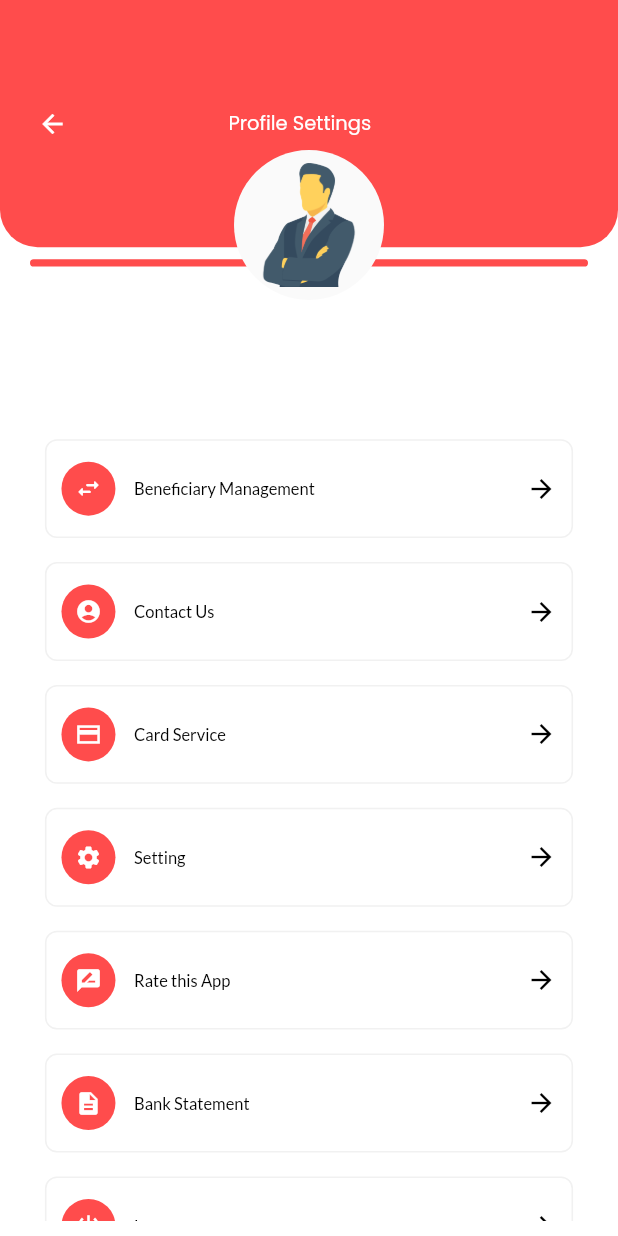
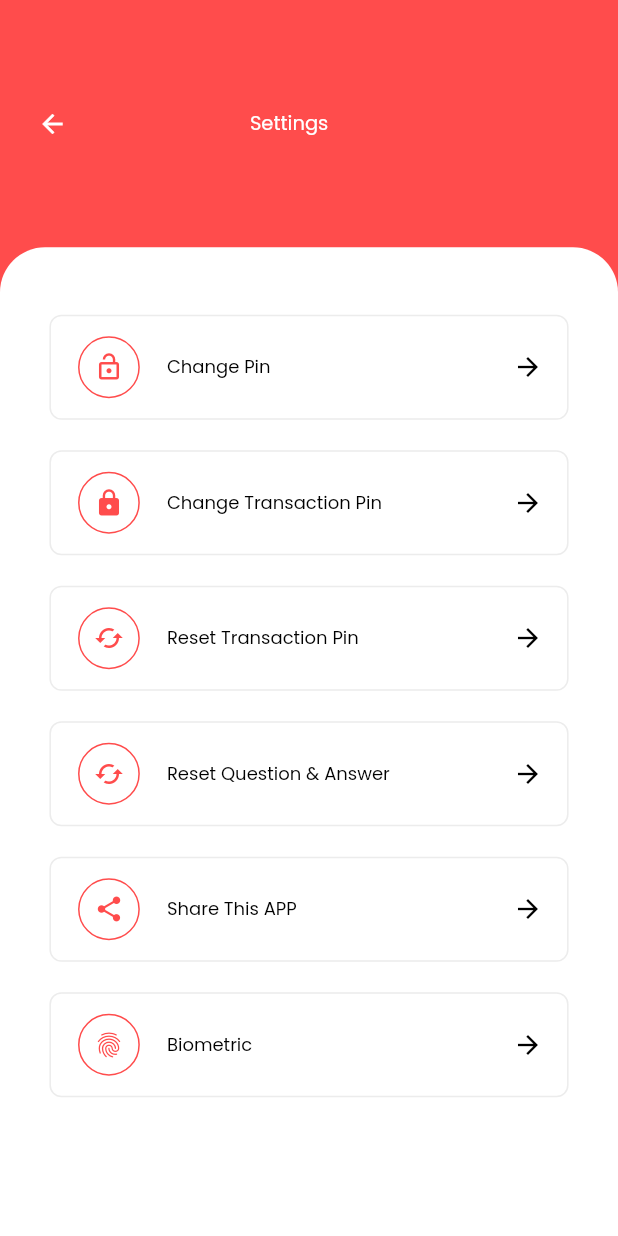
Before and after one commit to Egbele-kelvin/quickfund, a Flutter app: the More screen opened by its route, after a tap on "Setting", on a phone screen of 412 x 824 dp. Run offline on Flutter 3.47's test engine with Material 2 defaults, Android fonts, the phone set to English and light mode, and no system bars; our stand-ins replace flutter_slidable, flutter_spinkit, flutter_svg, font_awesome_flutter, google_fonts, image_picker and 8 more; missing offline and left inert: fdottedline, money2; accounts and stored records are empty; statements that could not run were skipped; project files that could hold a hidden picture were left out.

```diff
--- a/lib/route.dart
+++ b/lib/route.dart
@@ -20,6 +20,7 @@ import 'package:quickfund/ui/onboarding/get_started.dart';
 import 'package:quickfund/ui/onboarding/onboarding_ui.dart';
 import 'package:quickfund/ui/onboarding/splashscreen.dart';
 import 'package:quickfund/ui/quickHelp/help_ui.dart';
+import 'package:quickfund/ui/settings/settingsMain.dart';
 import 'package:quickfund/ui/signin/sign_in_main.dart';
 import 'package:quickfund/ui/signup/account_opening/account_opening_ui.dart';
 import 'package:quickfund/ui/signup/account_opening/account_ui.dart';
@@ -129,6 +130,8 @@ class RouteGenerator {
         return _pageRoute(settings: settings, widget: ForgotPasswordUI());
       case AppRouteName.BankStatement:
         return _pageRoute(settings: settings, widget: BankStatement());
+      case AppRouteName.SettingsMainUI:
+        return _pageRoute(settings: settings, widget: SettingsMainUI());
 
       default:
         return _errorRoute(
--- a/lib/ui/dashboard/more/more.dart
+++ b/lib/ui/dashboard/more/more.dart
@@ -198,6 +198,7 @@ class _MoreState extends State<More> {
                     AccountSettingCardMenu(
                       size: size,
                       onTap: () {
+                        Navigator.pushNamed(context, AppRouteName.SettingsMainUI);
                         print('click');
                       },
                       iconData: Icons.settings,
--- /dev/null
+++ b/lib/ui/settings/settingsMain.dart
@@ -0,0 +1,142 @@
+import 'package:flutter/material.dart';
+import 'package:quickfund/util/app/app_route_name.dart';
+import 'package:quickfund/util/constants.dart';
+import 'package:quickfund/util/size_config.dart';
+import 'package:quickfund/widget/custom_gethelp_item_ui.dart';
+import 'package:quickfund/widget/custom_sign_up_appbar.dart';
+import 'package:share/share.dart';
+
+class SettingsMainUI extends StatefulWidget {
+  const SettingsMainUI({Key key}) : super(key: key);
+
+  @override
+  _SettingsMainUIState createState() => _SettingsMainUIState();
+}
+
+class _SettingsMainUIState extends State<SettingsMainUI> {
+  final String _content =
+      'Lorem ipsum dolor sit amet, consectetur adipiscing elit. Vestibulum diam ipsum, lobortis quis ultricies non, lacinia at justo.';
+
+  void _shareContent() {
+    Share.share(_content);
+  }
+
+  @override
+  Widget build(BuildContext context) {
+    var size = MediaQuery.of(context).size;
+    SizeConfig().init(context);
+    return Scaffold(
+      resizeToAvoidBottomInset: false,
+      backgroundColor: kPrimaryColor,
+      body: Column(children: [
+        Expanded(
+          flex: 2,
+          child: Container(
+            //color: kPrimaryColor,
+            child: CustomAppBar(
+              onTap: () {
+                //onBackPress();
+                Navigator.pushReplacementNamed(context, AppRouteName.DASHBOARD);
+              },
+              pageTitle: 'Settings',
+            ),
+          ),
+        ),
+        Expanded(
+          flex: 8,
+          child: Container(
+            //color: Colors.black,
+            decoration: BoxDecoration(
+              color: Colors.white,
+              borderRadius: BorderRadius.only(
+                topLeft: Radius.circular(30),
+                topRight: Radius.circular(30),
+              ),
+            ),
+            //
+            child: Container(
+              width: double.infinity,
+              padding: EdgeInsets.symmetric(
+                horizontal: getProportionateScreenWidth(20.0),
+                vertical: getProportionateScreenHeight(10.0),
+              ),
+              child: Column(
+                children: [
+                  SizedBox(
+                    height: size.height * 0.03,
+                  ),
+                  Expanded(
+                    flex: 10,
+                    child: CustomScrollView(slivers: [
+                      SliverFillRemaining(
+                          hasScrollBody: false,
+                          child: Column(
+                            children: [
+                              Visibility(
+                                child: Column(
+                                  children: [
+                                    GetHelp_widget(
+                                      size: size,
+                                      title: 'Change Pin',
+                                      leadingIcon: Icons.lock_open,
+                                      onTap: () {
+                                        print('');
+                                      },
+                                    ),
+                                    GetHelp_widget(
+                                      size: size,
+                                      title: 'Change Transaction Pin',
+                                      leadingIcon: Icons.lock,
+                                      onTap: () {
+                                        print('');
+                                      },
+                                    ),
+                                    GetHelp_widget(
+                                      size: size,
+                                      title: 'Reset Transaction Pin',
+                                      leadingIcon: Icons.cached,
+                                      onTap: () {
+                                        print('');
+                                      },
+                                    ),
+                                    GetHelp_widget(
+                                      size: size,
+                                      title: 'Reset Question & Answer',
+                                      leadingIcon: Icons.cached,
+                                      onTap: () {
+                                        print('');
+                                      },
+                                    ),
+                                    GetHelp_widget(
+                                      size: size,
+                                      title: 'Share This APP',
+                                      leadingIcon: Icons.share,
+                                      onTap: () {
+                                        _shareContent();
+                                        print('');
+                                      },
+                                    ),
+                                    GetHelp_widget(
+                                      size: size,
+                                      title: 'Biometric',
+                                      leadingIcon: Icons.fingerprint,
+                                      onTap: () {
+                                        print('');
+                                      },
+                                    ),
+                                  ],
+                                ),
+                              ),
+                            ],
+                          ))
+                    ]),
+                  ),
+                ],
+              ),
+            ),
+          ),
+        ),
+      ]),
+    );
+  }
+}
--- a/lib/util/app/app_route_name.dart
+++ b/lib/util/app/app_route_name.dart
@@ -31,4 +31,5 @@ class AppRouteName {
   static const String NotificationUI = '/NotificationUI';
   static const String ForgotPasswordUI = '/ForgotPasswordUI';
   static const String BankStatement = '/BankStatement';
+  static const String SettingsMainUI = '/SettingsMainUI';
 }
--- a/lib/widget/custom_gethelp_item_ui.dart
+++ b/lib/widget/custom_gethelp_item_ui.dart
@@ -20,8 +20,9 @@ class GetHelp_widget extends StatelessWidget {
   @override
   Widget build(BuildContext context) {
     return Container(
+      alignment: Alignment.center,
       width: double.infinity,
-      height: size.height * 0.067,
+      height: size.height * 0.085,
       margin: EdgeInsets.symmetric(
         horizontal: getProportionateScreenWidth(10),
         vertical: getProportionateScreenHeight(10),
@@ -32,6 +33,7 @@ class GetHelp_widget extends StatelessWidget {
           color: Colors.grey.withOpacity(0.2),
         ),
       ),
+      child: Center(
         child: ListTile(
           onTap: onTap,
           leading: Container(
@@ -40,7 +42,8 @@ class GetHelp_widget extends StatelessWidget {
             height: size.height * 0.05,
             width: size.width * 0.11,
             decoration: BoxDecoration(
-              borderRadius: BorderRadius.circular(40),
+                shape: BoxShape.circle,
+
                 border: Border.all(
                   color: kPrimaryColor,
                   width: 1,
@@ -53,7 +56,7 @@ class GetHelp_widget extends StatelessWidget {
           ),
           title: Text(
           title,
-          style: GoogleFonts.roboto(
+            style: GoogleFonts.poppins(
               color: Colors.black,
               fontWeight: FontWeight.w400,
               fontSize: 12,
@@ -62,6 +65,7 @@ class GetHelp_widget extends StatelessWidget {
           trailing: Icon(Icons.arrow_forward,
             size: 20,
             color: Colors.black,),
+        ),
       ),
     );
   }
--- a/pubspec.yaml
+++ b/pubspec.yaml
@@ -34,6 +34,7 @@ dependencies:
   pin_code_fields: ^7.3.0
   fdottedline: ^1.0.1
 #  flutter_secure_storage:
+  share:
   url_launcher:
   local_auth:
   toggle_switch: ^1.2.0
```
Also changed, not shown: pubspec.lock. Lines whose indentation alone changed are shown as unchanged.
